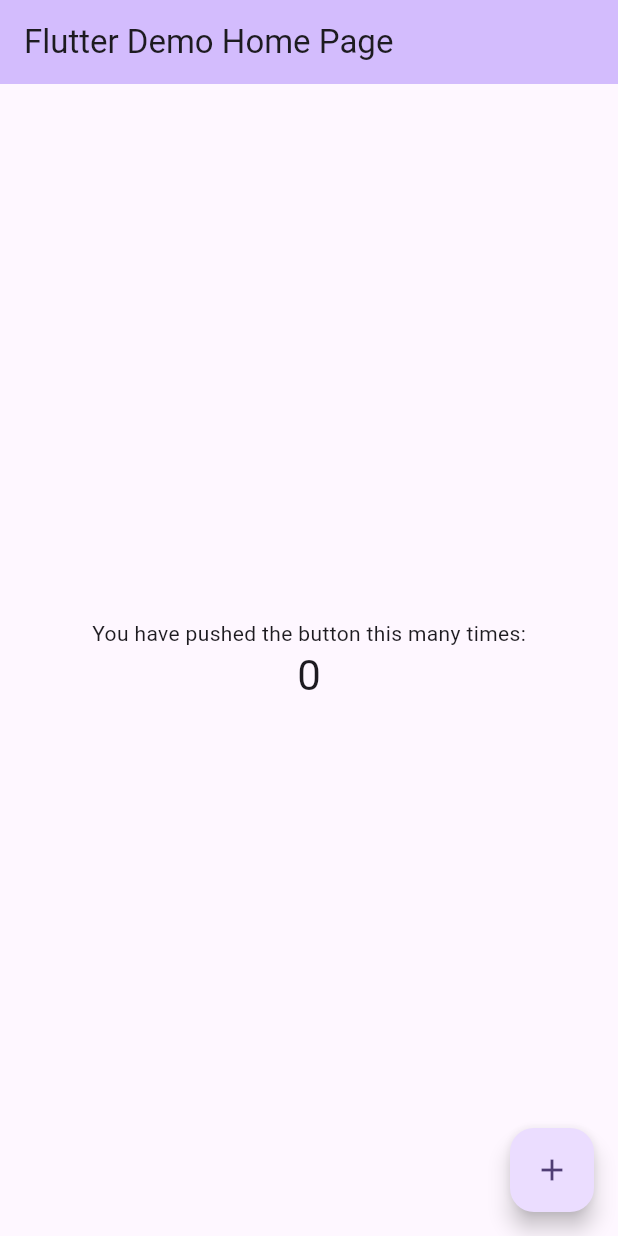
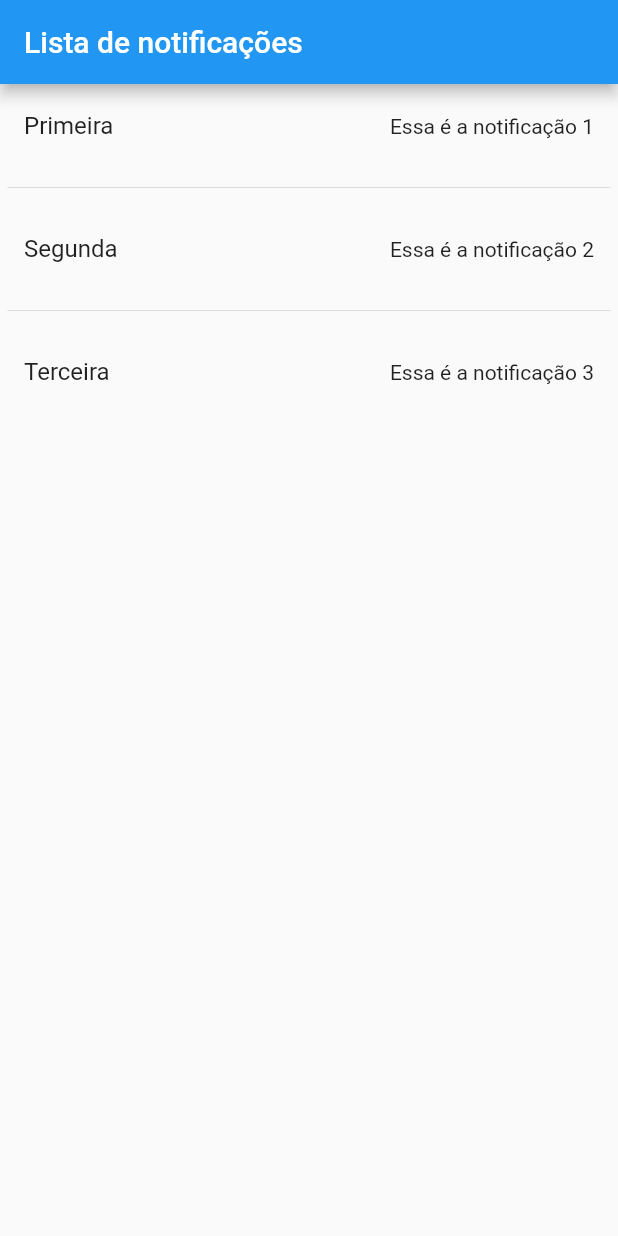
Before and after one commit to jupter-dev/Flutter_Notification-Without-Firebase, a Flutter app: the screen it shows after launch, on a phone screen of 412 x 824 dp. Run offline on Flutter 3.47's test engine with Material 2 defaults, Android fonts, the phone set to English and light mode, and no system bars; our stand-ins replace flutter_local_notifications, timezone.

Commit message:
Notificação funcional

```diff
--- /dev/null
+++ b/lib/app.dart
@@ -0,0 +1,30 @@
+import 'package:flutter/material.dart';
+import 'package:flutter_notification/routes.dart';
+
+class App extends StatefulWidget {
+  const App({super.key});
+
+  @override
+  State<App> createState() => _AppState();
+}
+
+class _AppState extends State<App> {
+  @override
+  void initState() {
+    super.initState();
+  }
+
+  @override
+  Widget build(BuildContext context) {
+    return MaterialApp(
+      title: 'Flutter notification',
+      debugShowCheckedModeBanner: false,
+      theme: ThemeData(
+        primaryColor: Colors.red,
+      ),
+      routes: Routes.list,
+      initialRoute: Routes.initial,
+      navigatorKey: Routes.navigatorKey,
+    );
+  }
+}
--- a/lib/main.dart
+++ b/lib/main.dart
@@ -1,125 +1,14 @@
 import 'package:flutter/material.dart';
+import 'package:flutter_notification/src/services/notification_service.dart';
+import 'package:provider/provider.dart';
+import 'app.dart';
 
 void main() {
-  runApp(const MyApp());
+  WidgetsFlutterBinding.ensureInitialized();
+
+  runApp(MultiProvider(providers: [
+    Provider<NotificationService>(
+      create: (context) => NotificationService(),
+    )
+  ], child: const App()));
 }
-
-class MyApp extends StatelessWidget {
-  const MyApp({super.key});
-
-  // This widget is the root of your application.
-  @override
-  Widget build(BuildContext context) {
-    return MaterialApp(
-      title: 'Flutter Demo',
-      theme: ThemeData(
-        // This is the theme of your application.
-        //
-        // TRY THIS: Try running your application with "flutter run". You'll see
-        // the application has a blue toolbar. Then, without quitting the app,
-        // try changing the seedColor in the colorScheme below to Colors.green
-        // and then invoke "hot reload" (save your changes or press the "hot
-        // reload" button in a Flutter-supported IDE, or press "r" if you used
-        // the command line to start the app).
-        //
-        // Notice that the counter didn't reset back to zero; the application
-        // state is not lost during the reload. To reset the state, use hot
-        // restart instead.
-        //
-        // This works for code too, not just values: Most code changes can be
-        // tested with just a hot reload.
-        colorScheme: ColorScheme.fromSeed(seedColor: Colors.deepPurple),
-        useMaterial3: true,
-      ),
-      home: const MyHomePage(title: 'Flutter Demo Home Page'),
-    );
-  }
-}
-
-class MyHomePage extends StatefulWidget {
-  const MyHomePage({super.key, required this.title});
-
-  // This widget is the home page of your application. It is stateful, meaning
-  // that it has a State object (defined below) that contains fields that affect
-  // how it looks.
-
-  // This class is the configuration for the state. It holds the values (in this
-  // case the title) provided by the parent (in this case the App widget) and
-  // used by the build method of the State. Fields in a Widget subclass are
-  // always marked "final".
-
-  final String title;
-
-  @override
-  State<MyHomePage> createState() => _MyHomePageState();
-}
-
-class _MyHomePageState extends State<MyHomePage> {
-  int _counter = 0;
-
-  void _incrementCounter() {
-    setState(() {
-      // This call to setState tells the Flutter framework that something has
-      // changed in this State, which causes it to rerun the build method below
-      // so that the display can reflect the updated values. If we changed
-      // _counter without calling setState(), then the build method would not be
-      // called again, and so nothing would appear to happen.
-      _counter++;
-    });
-  }
-
-  @override
-  Widget build(BuildContext context) {
-    // This method is rerun every time setState is called, for instance as done
-    // by the _incrementCounter method above.
-    //
-    // The Flutter framework has been optimized to make rerunning build methods
-    // fast, so that you can just rebuild anything that needs updating rather
-    // than having to individually change instances of widgets.
-    return Scaffold(
-      appBar: AppBar(
-        // TRY THIS: Try changing the color here to a specific color (to
-        // Colors.amber, perhaps?) and trigger a hot reload to see the AppBar
-        // change color while the other colors stay the same.
-        backgroundColor: Theme.of(context).colorScheme.inversePrimary,
-        // Here we take the value from the MyHomePage object that was created by
-        // the App.build method, and use it to set our appbar title.
-        title: Text(widget.title),
-      ),
-      body: Center(
-        // Center is a layout widget. It takes a single child and positions it
-        // in the middle of the parent.
-        child: Column(
-          // Column is also a layout widget. It takes a list of children and
-          // arranges them vertically. By default, it sizes itself to fit its
-          // children horizontally, and tries to be as tall as its parent.
-          //
-          // Column has various properties to control how it sizes itself and
-          // how it positions its children. Here we use mainAxisAlignment to
-          // center the children vertically; the main axis here is the vertical
-          // axis because Columns are vertical (the cross axis would be
-          // horizontal).
-          //
-          // TRY THIS: Invoke "debug painting" (choose the "Toggle Debug Paint"
-          // action in the IDE, or press "p" in the console), to see the
-          // wireframe for each widget.
-          mainAxisAlignment: MainAxisAlignment.center,
-          children: <Widget>[
-            const Text(
-              'You have pushed the button this many times:',
-            ),
-            Text(
-              '$_counter',
-              style: Theme.of(context).textTheme.headlineMedium,
-            ),
-          ],
-        ),
-      ),
-      floatingActionButton: FloatingActionButton(
-        onPressed: _incrementCounter,
-        tooltip: 'Increment',
-        child: const Icon(Icons.add),
-      ), // This trailing comma makes auto-formatting nicer for build methods.
-    );
-  }
-}
--- /dev/null
+++ b/lib/routes.dart
@@ -0,0 +1,14 @@
+import 'package:flutter/material.dart';
+import 'package:flutter_notification/src/screens/notification_screen.dart';
+import 'package:flutter_notification/src/screens/home_screen.dart';
+
+class Routes {
+  static Map<String, Widget Function(BuildContext)> list =
+      <String, WidgetBuilder>{
+    '/home': (_) => const HomeScreen(),
+    '/notification': (_) => const NotificationScreen(),
+  };
+
+  static String initial = '/home';
+  static GlobalKey<NavigatorState>? navigatorKey = GlobalKey<NavigatorState>();
+}
--- /dev/null
+++ b/lib/src/controllers/home_controller.dart
@@ -0,0 +1,25 @@
+import '../models/logic.dart';
+
+class HomeController {
+  late List<Logic> lista;
+
+  HomeController() {
+    lista = [
+      Logic(
+        name: 'Primeira',
+        description: 'Essa é a notificação 1',
+        icon: 'Algum qualquer',
+      ),
+      Logic(
+        name: 'Segunda',
+        description: 'Essa é a notificação 2',
+        icon: 'Algum qualquer',
+      ),
+      Logic(
+        name: 'Terceira',
+        description: 'Essa é a notificação 3',
+        icon: 'Algum qualquer',
+      ),
+    ];
+  }
+}
--- /dev/null
+++ b/lib/src/models/logic.dart
@@ -0,0 +1,7 @@
+class Logic {
+  String name;
+  String description;
+  String icon;
+
+  Logic({required this.name, required this.description, required this.icon});
+}
--- /dev/null
+++ b/lib/src/screens/home_screen.dart
@@ -0,0 +1,49 @@
+import 'package:flutter/material.dart';
+import 'package:flutter_notification/src/controllers/home_controller.dart';
+import 'package:flutter_notification/src/services/notification_service.dart';
+import 'package:provider/provider.dart';
+
+class HomeScreen extends StatefulWidget {
+  const HomeScreen({super.key});
+
+  @override
+  State<HomeScreen> createState() => _HomeScreenState();
+}
+
+class _HomeScreenState extends State<HomeScreen> {
+  var controller = HomeController();
+
+  @override
+  Widget build(BuildContext context) {
+    return Scaffold(
+      appBar: AppBar(
+        title: const Text('Lista de notificações'),
+      ),
+      body: ListView.separated(
+        itemCount: controller.lista.length,
+        itemBuilder: (BuildContext contexto, int i) {
+          final lista = controller.lista;
+          return GestureDetector(
+            onTap: () {
+              final currentItem = lista[i];
+              Provider.of<NotificationService>(context, listen: false)
+                  .showNotification(CustomNotification(
+                      id: i,
+                      title: 'Notificação para ${currentItem.name}',
+                      body: 'Descrição: ${currentItem.description}',
+                      payload: '/notification'));
+            },
+            child: ListTile(
+              title: Text(lista[i].name),
+              trailing: Text(lista[i].description),
+            ),
+          );
+        },
+        separatorBuilder: (_, __) => const Padding(
+          padding: EdgeInsets.all(5),
+          child: Divider(),
+        ),
+      ),
+    );
+  }
+}
--- a/pubspec.yaml
+++ b/pubspec.yaml
@@ -35,6 +35,9 @@ dependencies:
   # The following adds the Cupertino Icons font to your application.
   # Use with the CupertinoIcons class for iOS style icons.
   cupertino_icons: ^1.0.2
+  flutter_local_notifications: ^15.1.1
+  timezone: ^0.9.2
+  provider: ^6.0.5
 
 dev_dependencies:
   flutter_test:
```
Also changed, not shown: lib/src/screens/notification_screen.dart (added, +19 -0 lines), lib/src/services/notification_service.dart (added, +86 -0 lines), pubspec.lock, 1 other file.
